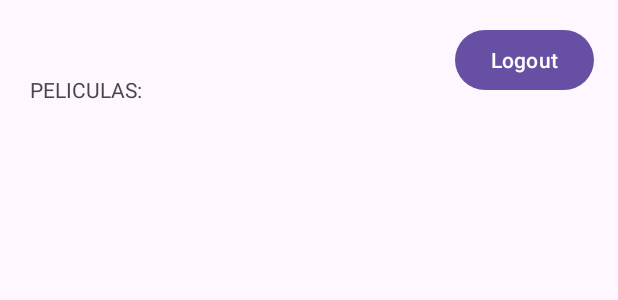
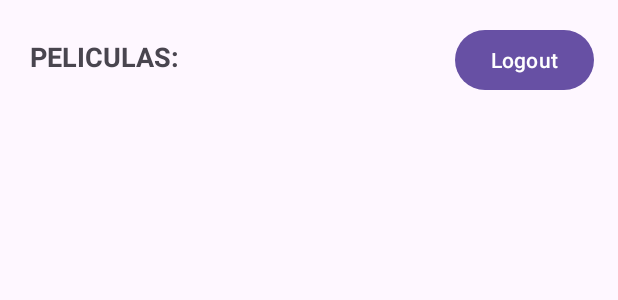
Before and after one commit to Gusvera017/final-am-acn4bv-gustavo-vera, an Android app: the layout activity_home.xml on its own in the app's theme, with its tools: preview values and no code run, on a phone screen of 412 x 824 dp. Shown: the top 300 px of the screen. Run offline under Robolectric (Android 15) with nearby library versions, the phone set to English and light mode, and no system bars; network calls fail.

Commit message:
Se agregaron modificaciones en los estilos visuales

```diff
--- a/app/src/main/res/layout/activity_home.xml
+++ b/app/src/main/res/layout/activity_home.xml
@@ -26,16 +26,12 @@
             android:id="@+id/text_peliculas"
             android:layout_width="wrap_content"
             android:layout_height="wrap_content"
-            android:text="PELICULAS: "
-            android:layout_marginTop="50dp"
+            android:textSize="18sp"
+            android:textStyle="bold"
+            android:text="@string/text_titulo_home"
+            android:layout_marginTop="25dp"
+            android:layout_marginBottom="25dp"
             android:layout_marginLeft="20dp"/>
-
-        <!--<androidx.recyclerview.widget.RecyclerView
-            android:id="@+id/recyclerViewMovies"
-            android:layout_width="match_parent"
-            android:layout_height="match_parent"
-            android:layout_below="@id/text_peliculas"
-            android:layout_marginTop="8dp"/>-->
 
         <androidx.recyclerview.widget.RecyclerView
             android:id="@+id/recyclerViewMovies"
--- a/app/src/main/res/layout/movie_card.xml
+++ b/app/src/main/res/layout/movie_card.xml
@@ -18,7 +18,9 @@
         android:layout_height="wrap_content"
         android:textSize="18sp"
         android:textStyle="bold"
+        android:layout_marginLeft="38dp"
         android:layout_marginTop="6dp"/>
+
 
     <TextView
         android:id="@+id/textViewYear"
@@ -26,6 +28,7 @@
         android:layout_height="wrap_content"
         android:textSize="18sp"
         android:textStyle="bold"
+        android:layout_marginLeft="38dp"
         android:layout_marginTop="6dp"/>
 
     <TextView
@@ -34,6 +37,7 @@
         android:layout_height="wrap_content"
         android:textSize="18sp"
         android:textStyle="bold"
+        android:layout_marginLeft="38dp"
         android:layout_marginTop="6dp"/>
 
 </LinearLayout>
--- a/app/src/main/res/values/strings.xml
+++ b/app/src/main/res/values/strings.xml
@@ -8,4 +8,5 @@
     <string name="text_msj_sin_conexion">Sin conexión a internet</string>
     <string name="text_btn_reintentar_conexion">REINTENTAR</string>
     <string name="content_description_image">Movie Cover Image</string>
+    <string name="text_titulo_home">PELICULAS:</string>
 </resources>
```
